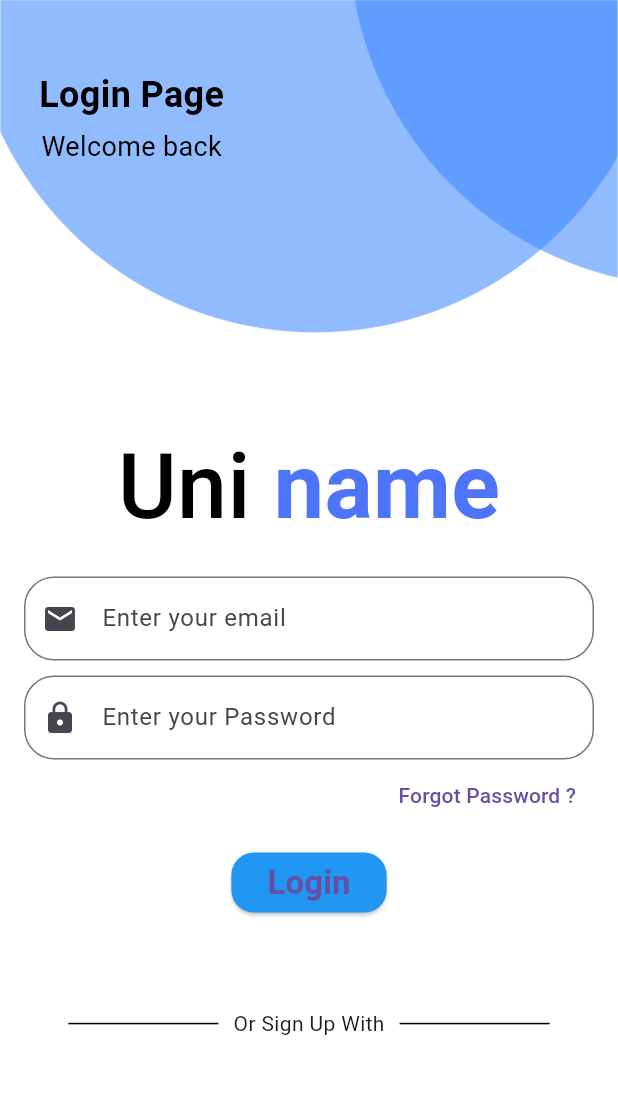
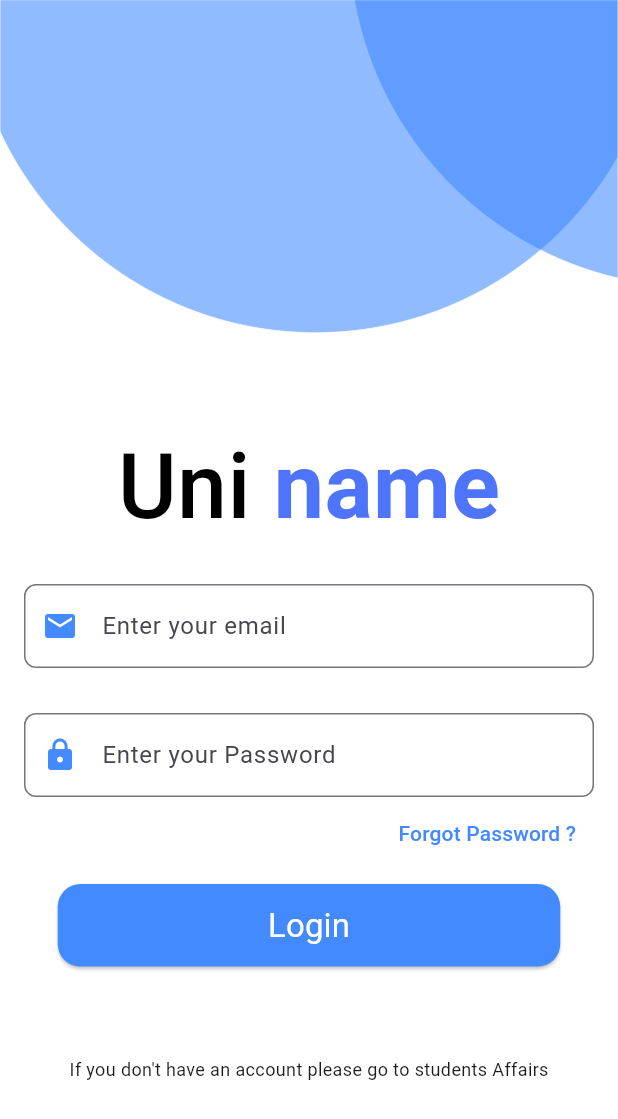
Before and after one commit to Dark-Semicolon/graduation-project-mobile-app, a Flutter app: the screen it shows after launch, after a tap on "Skip", after a tap on "Start", on a phone screen of 412 x 824 dp. Shown: the top 1119 px of the screen. Run offline on Flutter 3.47's test engine with Material 3 defaults, Android fonts, the phone set to English and light mode, and no system bars; our stand-ins replace flutter_onboarding_slider, flutter_svg, go_router, hive, hive_flutter, percent_indicator and 1 more; accounts and stored records are empty; network calls fail; Roboto replaces fonts that are missing (Outfit).

Commit message:
Refactored login page and separated functions and widgets

```diff
--- a/lib/Features/Login/Presentation/login_page.dart
+++ b/lib/Features/Login/Presentation/login_page.dart
@@ -1,10 +1,8 @@
+import 'package:eductionsystem/Features/Login/Presentation/view/widgets/form_field_custom.dart';
 import 'package:eductionsystem/Features/Login/Presentation/view/widgets/login_upper_part.dart';
 import 'package:flutter/material.dart';
 
-import '../../../API/Models/auth_data.dart';
-import '../../../API/Services/auth_service.dart';
-import '../../../API/Token/token_manager.dart';
-import '../../Home/Presentation/view/home_page.dart';
+import '../Utils/auth_functions.dart';
 
 class LoginPage extends StatefulWidget {
   const LoginPage({Key? key}) : super(key: key);
@@ -19,41 +17,6 @@ class _LoginPageState extends State<LoginPage> {
   final GlobalKey<FormState> _formKey = GlobalKey<FormState>();
   String? loginMessage;
 
-  final authRepository =
-      AuthRepository(authApi: AuthApi(baseUrl: 'http://10.0.2.2:8000'));
-
-  Future<void> _loginUser() async {
-    if (_formKey.currentState!.validate()) {
-      final authData = AuthDataModel(
-        email: _emailController.text.trim(),
-        password: _passwordController.text.trim(),
-        deviceName: 'Oppo',
-      );
-      final token = await authRepository.loginUser(authData);
-
-      if (token != null) {
-        setState(() {
-          loginMessage = 'Login successful!';
-        });
-        TokenManager.setToken(token); // Save token to TokenManager
-        Navigator.push(
-          context,
-          MaterialPageRoute(
-            builder: (context) => const HomePage(),
-          ),
-        );
-      } else {
-        setState(() {
-          loginMessage = 'Login failed!';
-        });
-      }
-    }
-  }
-
-  void _forgotPassword() {
-    // Logic for forgot password
-  }
-
   @override
   Widget build(BuildContext context) {
     return Scaffold(
@@ -62,7 +25,7 @@ class _LoginPageState extends State<LoginPage> {
         child: Column(
           crossAxisAlignment: CrossAxisAlignment.stretch,
           children: [
-            const TopImagInLogin(),
+            const TopImageInLogin(),
             Padding(
               padding: const EdgeInsets.all(16.0),
               child: Form(
@@ -96,57 +59,62 @@ class _LoginPageState extends State<LoginPage> {
                         ],
                       ),
                     ),
-                    const SizedBox(height: 25),
-                    TextFormField(
+                    const SizedBox(height: 30),
+                    CustomTextField(
                       controller: _emailController,
-                      decoration: const InputDecoration(
-                        labelText: 'Enter your email',
-                        hintText: 'john@example.com',
-                        prefixIcon: Icon(Icons.email),
-                        border: OutlineInputBorder(
-                          borderRadius: BorderRadius.all(Radius.circular(20)),
-                        ),
-                      ),
-                      validator: (value) {
-                        if (value == null || value.isEmpty) {
-                          return 'Please enter your email';
-                        }
-                        return null;
-                      },
+                      labelText: 'Enter your email',
+                      hintText: 'Enter Your Email',
+                      prefixIcon: Icons.email,
+                      keyboardType: TextInputType.emailAddress,
+                      errorMessage:
+                          'Please enter a valid email address', // Specify error message
                     ),
-                    const SizedBox(height: 10),
-                    TextFormField(
+                    const SizedBox(height: 30),
+                    CustomTextField(
                       controller: _passwordController,
-                      decoration: const InputDecoration(
-                        labelText: 'Enter your Password',
-                        hintText: 'Password',
-                        prefixIcon: Icon(Icons.lock),
-                        border: OutlineInputBorder(
-                          borderRadius: BorderRadius.all(Radius.circular(20)),
-                        ),
-                      ),
+                      labelText: 'Enter your Password',
+                      hintText: 'Password',
+                      prefixIcon: Icons.lock,
                       obscureText: true,
-                      validator: (value) {
-                        if (value == null || value.isEmpty) {
-                          return 'Please enter your password';
-                        }
-                        return null;
-                      },
+                      errorMessage:
+                          'Please enter your password', // Specify error message
                     ),
                     Row(
                       mainAxisAlignment: MainAxisAlignment.end,
                       children: [
                         TextButton(
-                          onPressed: _forgotPassword,
-                          child: const Text('Forgot Password ?'),
+                          onPressed: () {
+                            Navigator.push(
+                              context,
+                              MaterialPageRoute(
+                                builder: (context) =>
+                                    const ForgotPasswordPage(), // Navigate to forgot password page
+                              ),
+                            );
+                          },
+                          child: const Text(
+                            'Forgot Password ?',
+                            style: TextStyle(color: Colors.blueAccent),
+                          ),
                         ),
                       ],
                     ),
                     const SizedBox(height: 10),
                     ElevatedButton(
-                      onPressed: _loginUser,
+                      onPressed: () {
+                        Navigator.push(
+                          context,
+                          MaterialPageRoute(
+                            builder: (context) => LoginUserPage(
+                                email: _emailController.text.trim(),
+                                password: _passwordController.text
+                                    .trim()), // Navigate to login user page
+                          ),
+                        );
+                      },
                       style: ElevatedButton.styleFrom(
-                        backgroundColor: Colors.blue,
+                        fixedSize: const Size(335, 55),
+                        backgroundColor: Colors.blueAccent,
                         shape: RoundedRectangleBorder(
                           borderRadius: BorderRadius.circular(15),
                         ),
@@ -154,36 +122,26 @@ class _LoginPageState extends State<LoginPage> {
                       child: const Text(
                         'Login',
                         style: TextStyle(
-                          fontSize: 22,
-                          fontFamily: 'Outfit',
-                          fontWeight: FontWeight.w700,
-                        ),
+                            fontSize: 22,
+                            fontFamily: 'Outfit',
+                            fontWeight: FontWeight.normal,
+                            color: Colors.white),
                       ),
                     ),
                     const SizedBox(height: 60),
-                    Row(
+                    const Row(
                       mainAxisAlignment: MainAxisAlignment.center,
                       children: [
-                        Container(
-                          width: 100,
-                          height: 1,
-                          color: Colors.black,
-                        ),
-                        const SizedBox(width: 10),
-                        const Text(
-                          'Or Sign Up With',
+                        SizedBox(width: 10),
+                        Text(
+                          "If you don't have an account please go to students Affairs",
                           style: TextStyle(
-                            fontSize: 14,
+                            fontSize: 12,
                             fontFamily: 'Outfit',
                             fontWeight: FontWeight.w400,
                           ),
                         ),
-                        const SizedBox(width: 10),
-                        Container(
-                          width: 100,
-                          height: 1,
-                          color: Colors.black,
-                        )
+                        SizedBox(width: 10),
                       ],
                     ),
                     const SizedBox(height: 20),
--- /dev/null
+++ b/lib/Features/Login/Presentation/view/widgets/form_field_custom.dart
@@ -0,0 +1,56 @@
+import 'package:flutter/material.dart';
+
+class CustomTextField extends StatelessWidget {
+  final TextEditingController controller;
+  final String labelText;
+  final String hintText;
+  final IconData prefixIcon;
+  final bool obscureText;
+  final TextInputType keyboardType;
+  final String errorMessage;
+  final FormFieldValidator<String>? validator;
+
+  const CustomTextField({
+    Key? key,
+    required this.controller,
+    required this.labelText,
+    required this.hintText,
+    required this.prefixIcon,
+    this.obscureText = false,
+    this.keyboardType = TextInputType.text,
+    required this.errorMessage,
+    this.validator,
+  }) : super(key: key);
+
+  @override
+  Widget build(BuildContext context) {
+    return TextFormField(
+      controller: controller,
+      decoration: InputDecoration(
+        labelText: labelText,
+        hintText: hintText,
+        prefixIcon: Icon(
+          prefixIcon,
+          color: Colors.blueAccent,
+        ),
+        border: const OutlineInputBorder(
+          borderRadius: BorderRadius.all(Radius.circular(8)),
+        ),
+      ),
+      obscureText: obscureText,
+      keyboardType: keyboardType,
+      validator: (value) {
+        if (validator != null) {
+          // If a custom validator is provided, use it
+          return validator!(value);
+        } else {
+          // If no custom validator is provided, use a default validator
+          if (value == null || value.isEmpty) {
+            return errorMessage; // Return the specified error message
+          }
+          return null;
+        }
+      },
+    );
+  }
+}
--- a/lib/Features/Login/Presentation/view/widgets/login_upper_part.dart
+++ b/lib/Features/Login/Presentation/view/widgets/login_upper_part.dart
@@ -1,8 +1,7 @@
-import 'package:flutter/cupertino.dart';
 import 'package:flutter/material.dart';
 
-class TopImagInLogin extends StatelessWidget {
-  const TopImagInLogin({Key? key}) : super(key: key);
+class TopImageInLogin extends StatelessWidget {
+  const TopImageInLogin({Key? key}) : super(key: key);
 
   @override
   Widget build(BuildContext context) {
@@ -13,33 +12,33 @@ class TopImagInLogin extends StatelessWidget {
           'assets/images/top_login_scene.png',
           fit: BoxFit.fill,
         ),
-        const Padding(
-          padding: EdgeInsets.all(26.0),
-          child: Column(
-            mainAxisAlignment: MainAxisAlignment.start,
-            crossAxisAlignment: CrossAxisAlignment.center,
-            children: [
-              SizedBox(height: 20),
-              Text(
-                'Login Page',
-                style: TextStyle(
-                  fontSize: 24,
-                  fontWeight: FontWeight.bold,
-                  color: Colors.black,
-                ),
-              ),
-              SizedBox(height: 5),
-              Text(
-                'Welcome back',
-                style: TextStyle(
-                  fontSize: 18,
-                  fontWeight: FontWeight.w400,
-                  color: Colors.black,
-                ),
-              ),
-            ],
-          ),
-        ),
+        // const Padding(
+        //   padding: EdgeInsets.all(26.0),
+        //   child: Column(
+        //     mainAxisAlignment: MainAxisAlignment.start,
+        //     crossAxisAlignment: CrossAxisAlignment.center,
+        //     children: [
+        //       SizedBox(height: 20),
+        //       Text(
+        //         'Login Page',
+        //         style: TextStyle(
+        //           fontSize: 24,
+        //           fontWeight: FontWeight.bold,
+        //           color: Colors.black,
+        //         ),
+        //       ),
+        //       SizedBox(height: 5),
+        //       Text(
+        //         'Welcome back',
+        //         style: TextStyle(
+        //           fontSize: 18,
+        //           fontWeight: FontWeight.w400,
+        //           color: Colors.black,
+        //         ),
+        //       ),
+        //     ],
+        //   ),
+        // ),
       ],
     );
   }
```
Also changed, not shown: lib/Features/Login/Utils/auth_functions.dart (added, +87 -0 lines).
